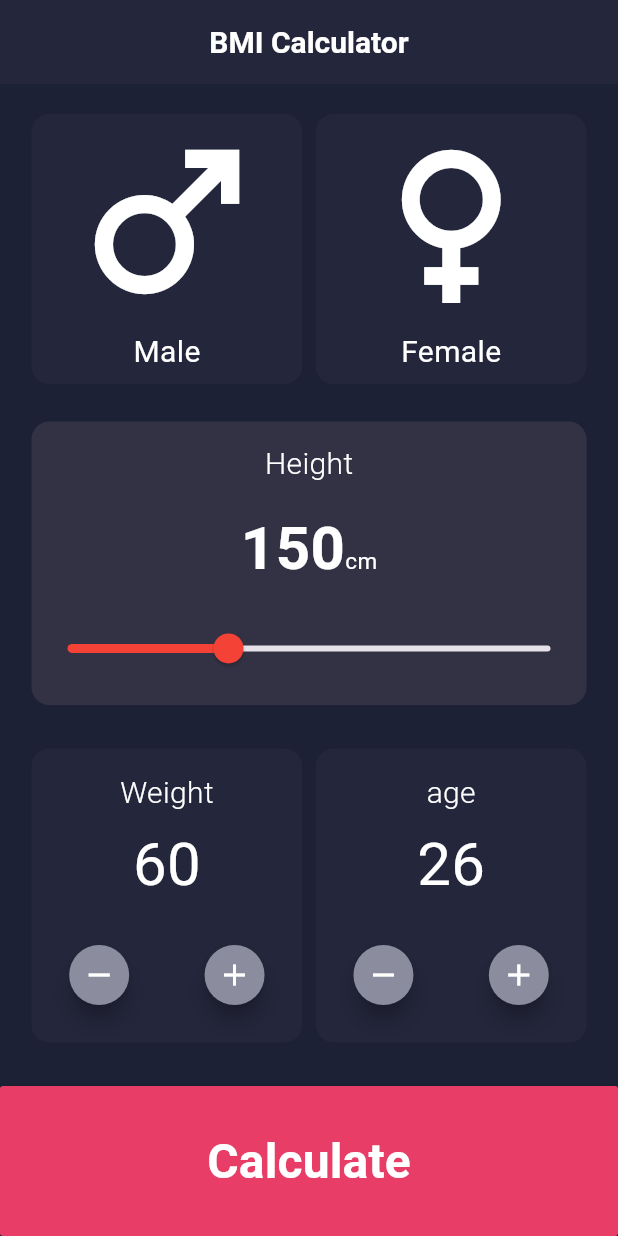
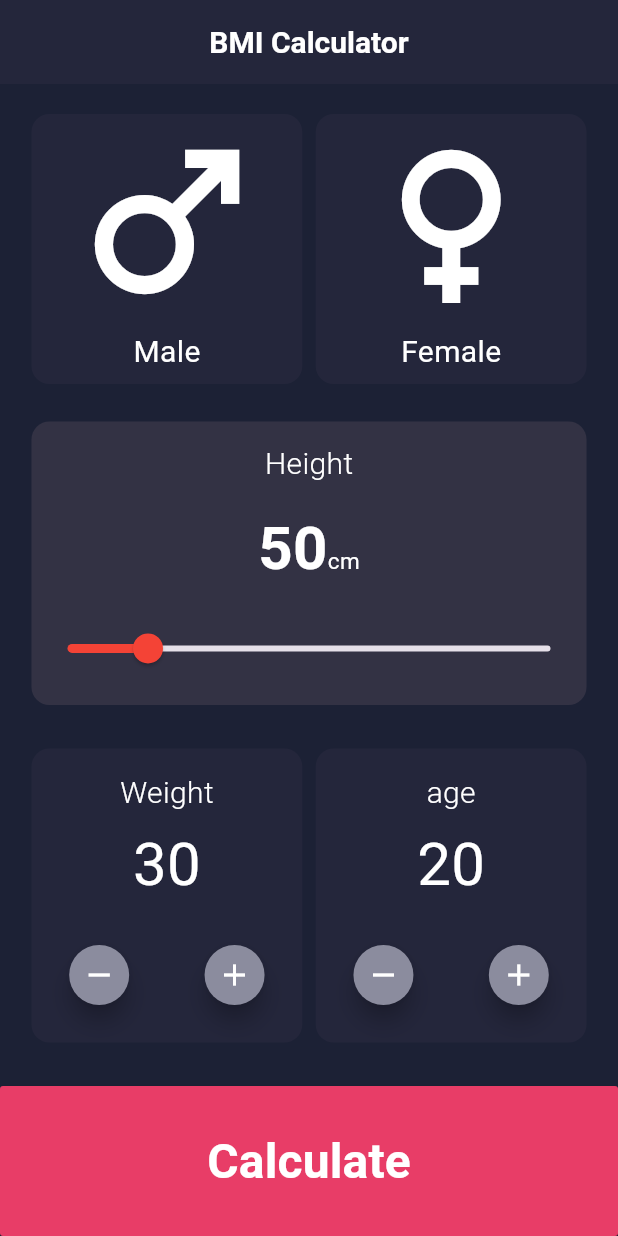
Before and after one commit to Khaled-Wagdy/bmi_2, a Flutter app: the screen it shows after launch, on a phone screen of 412 x 824 dp. Run offline on Flutter 3.47's test engine with Material 3 defaults, Android fonts, the phone set to English and light mode, and no system bars.

Commit message:
Add extra screens and widgets and update home screen

```diff
--- a/lib/home_screen.dart
+++ b/lib/home_screen.dart
@@ -1,8 +1,20 @@
+import 'package:bmi_2/widgets/gender_container.dart';
+import 'package:bmi_2/widgets/info_container.dart';
 import 'package:flutter/material.dart';
 
-class HomeScreen extends StatelessWidget {
+class HomeScreen extends StatefulWidget {
   const HomeScreen({super.key});
 
+  @override
+  State<HomeScreen> createState() => _HomeScreenState();
+}
+
+class _HomeScreenState extends State<HomeScreen> {
+   bool isMale =false;
+  bool isFemale =false;
+  int height =50;
+  int wight =30;
+  int age =20;
   @override
   Widget build(BuildContext context) {
     return Scaffold(
@@ -19,48 +31,30 @@ class HomeScreen extends StatelessWidget {
             // gender now
             Row(
               children: [
+                GenderContainer(
+                  title: "Male",
+                  icons: Icons.male,
+                  color: isMale?Colors.red:Color(0XFF24263B) ,
+                  onTap: () {
+                    setState(() {
+                      isMale=true;
+                      isFemale =false;
+                    });
+                  },
+                ),
 
-                 Expanded(
-                   child: Container(
-                      height: 180,
-                      width: 155,
-                      decoration: BoxDecoration(
-                        borderRadius: BorderRadius.circular(12),
-                        color: Color(0XFF24263B),
-
-
-                      ),
-                      child: Column(
-                        children: [
-                          Icon(Icons.male,color: Color(0xffFFFFFF),size: 144,),
-                          Text("Male",style: TextStyle(color: Colors.white,fontWeight: FontWeight.w400,fontSize: 20),),
-                        ],
-
-                      ),
-
-
-                    ),
-                 ),
                  SizedBox(width: 9,),
-                 Expanded(
-                   child: Container(
-                      height: 180,
-                      width: 155,
-                      decoration: BoxDecoration(
-                        borderRadius: BorderRadius.circular(12),
-                        color: Color(0XFF24263B),
-
-
-                      ),
-                      child: Column(
-                        children: [
-                          Icon(Icons.female,color: Color(0xffFFFFFF),size: 144,),
-                          Text("Female",style: TextStyle(color: Colors.white,fontWeight: FontWeight.w400,fontSize: 20),),
-                        ],
-
-                      ),
-                   ),
-                 ),
+                GenderContainer(
+                  title: "Female",
+                  icons: Icons.female,
+                  color:isFemale?Colors.red:Color(0XFF24263B) ,
+                  onTap: () {
+                    setState(() {
+                      isFemale=true;
+                      isMale=false;
+                    });
+                  },
+                ),
               ],
 
             ),
@@ -80,7 +74,7 @@ class HomeScreen extends StatelessWidget {
                   Text.rich(TextSpan(
                     children: [
                       TextSpan(
-                        text: "150",
+                        text: height.toString(),
                         style: TextStyle(color: Colors.white,fontWeight: FontWeight.bold,fontSize: 40),
 
                       ),
@@ -100,7 +94,10 @@ class HomeScreen extends StatelessWidget {
                     max: 300,
                     min: 0,
                     activeColor: Colors.red,
-                    value: 100, onChanged:(value){
+                    value: height.toDouble(), onChanged:(value){
+                      setState(() {
+                        height =value.toInt();
+                      });
 
 
                   } ,),
@@ -114,105 +111,41 @@ class HomeScreen extends StatelessWidget {
 
               children: [
 
-                Expanded(
-                  child: Container(
-                   padding: EdgeInsets.only(top: 15,bottom: 21),
-                    width: 155,
-                    decoration: BoxDecoration(
-                      borderRadius: BorderRadius.circular(12),
-                      color: Color(0xff24263B),
+                InfoContainer(title: "Weight", number: wight ,
+                increaseOntap: (){
+                  setState(() {
+                    wight++;
+                  });
+                },
+                decreaseOntap: (){
 
-                    ),
-                    child: Column(
-                      children: [
+                    if (wight>30){
 
-                       Text("Weight",style: TextStyle(color: Colors.white,fontSize: 20,fontWeight: FontWeight.w300),),
-                       SizedBox(height: 5,),
-                        Text("60",style: TextStyle(color: Colors.white,fontSize: 40,fontWeight: FontWeight.w400),),
-                        SizedBox(height: 21,),
-                        Row(
-                          mainAxisAlignment: MainAxisAlignment.spaceAround,
-                          children: [
-                            FloatingActionButton.small(onPressed: (){},
-                            backgroundColor: Color(0xff8B8C9E),
-                            shape: RoundedRectangleBorder(
-                              borderRadius: BorderRadius.circular(100),
+                  setState(() {
+                    wight--;
+                  });
+                    }
+                },),
 
 
-                            ),
-                            child: Icon(Icons.remove,color: Colors.white,),
+                SizedBox(width: 9,),
+                InfoContainer(title: "age", number: age,
+
+                increaseOntap: () {
+                  setState(() {
+                    age++;
+                  });
+
+                },
+                decreaseOntap: () {
+                  if(age>20){
+                  setState(() {
+                    age--;
+                  });}
+                },
+                ),
 
 
-                            ),
-
-                             FloatingActionButton.small(onPressed: (){},
-                            backgroundColor: Color(0xff8B8C9E),
-                            shape: RoundedRectangleBorder(
-                              borderRadius: BorderRadius.circular(100),
-
-
-                            ),
-                            child: Icon(Icons.add,color: Colors.white,),
-
-
-                            )
-                          ],
-                        )
-                      ],
-                    ),
-
-                  ),
-                ),
-                SizedBox(width: 9,),
-                Expanded(
-                  child: Container(
-                   padding: EdgeInsets.only(top: 15,bottom: 21),
-                    width: 155,
-                    decoration: BoxDecoration(
-                      borderRadius: BorderRadius.circular(12),
-                      color: Color(0xff24263B),
-
-                    ),
-                    child: Column(
-                      children: [
-
-                       Text("age",style: TextStyle(color: Colors.white,fontSize: 20,fontWeight: FontWeight.w300),),
-                       SizedBox(height: 5,),
-                        Text("26",style: TextStyle(color: Colors.white,fontSize: 40,fontWeight: FontWeight.w400),),
-                        SizedBox(height: 21,),
-                        Row(
-                          mainAxisAlignment: MainAxisAlignment.spaceAround,
-                          children: [
-                            FloatingActionButton.small(onPressed: (){},
-                            backgroundColor: Color(0xff8B8C9E),
-                            shape: RoundedRectangleBorder(
-                              borderRadius: BorderRadius.circular(100),
-
-
-                            ),
-                            child: Icon(Icons.remove,color: Colors.white,),
-
-
-                            ),
-
-                             FloatingActionButton.small(onPressed: (){},
-                            backgroundColor: Color(0xff8B8C9E),
-                            shape: RoundedRectangleBorder(
-                              borderRadius: BorderRadius.circular(100),
-
-
-                            ),
-                            child: Icon(Icons.add,color: Colors.white,),
-
-
-                            )
-                          ],
-                        )
-                      ],
-                    ),
-
-                  ),
-                )
               ],
 
 
--- /dev/null
+++ b/lib/widgets/gender_container.dart
@@ -0,0 +1,36 @@
+import 'package:flutter/material.dart';
+class GenderContainer extends StatelessWidget {
+  final String title;
+   final IconData icons;
+   final void Function()? onTap;
+   final Color? color;
+  const GenderContainer({super.key,required this.icons,required this.title, this.onTap, this.color});
+
+  @override
+  Widget build(BuildContext context) {
+    return Expanded(
+                   child: InkWell(
+                    onTap:onTap,
+                     child: Container(
+                        height: 180,
+                        width: 155,
+                        decoration: BoxDecoration(
+                          borderRadius: BorderRadius.circular(12),
+                          color:color ,//Color(0XFF24263B)
+
+
+                        ),
+                        child: Column(
+                          children: [
+                            Icon(icons,color: Color(0xffFFFFFF),size: 144,),
+                            Text(title,style: TextStyle(color: Colors.white,fontWeight: FontWeight.w400,fontSize: 20),),
+                          ],
+
+                        ),
+
+
+                      ),
+                   ),
+                 );
+  }
+}
--- /dev/null
+++ b/lib/widgets/info_container.dart
@@ -0,0 +1,61 @@
+import 'package:flutter/material.dart';
+class InfoContainer extends StatelessWidget {
+  final String title;
+  final int number;
+   final Function()? increaseOntap;
+   final Function()? decreaseOntap;
+  const InfoContainer({super.key, required this.title, required this.number, this.increaseOntap, this.decreaseOntap});
+
+  @override
+  Widget build(BuildContext context) {
+    return  Expanded(
+                  child: Container(
+                   padding: EdgeInsets.only(top: 15,bottom: 21),
+                    width: 155,
+                    decoration: BoxDecoration(
+                      borderRadius: BorderRadius.circular(12),
+                      color: Color(0xff24263B),
+
+                    ),
+                    child: Column(
+                      children: [
+
+                       Text(title,style: TextStyle(color: Colors.white,fontSize: 20,fontWeight: FontWeight.w300),),
+                       SizedBox(height: 5,),
+                        Text(number.toString(),style: TextStyle(color: Colors.white,fontSize: 40,fontWeight: FontWeight.w400),),
+                        SizedBox(height: 21,),
+                        Row(
+                          mainAxisAlignment: MainAxisAlignment.spaceAround,
+                          children: [
+                            FloatingActionButton.small(onPressed: decreaseOntap,
+                            backgroundColor: Color(0xff8B8C9E),
+                            shape: RoundedRectangleBorder(
+                              borderRadius: BorderRadius.circular(100),
+
+
+                            ),
+                            child: Icon(Icons.remove,color: Colors.white,),
+
+
+                            ),
+
+                             FloatingActionButton.small(onPressed:increaseOntap,
+                            backgroundColor: Color(0xff8B8C9E),
+                            shape: RoundedRectangleBorder(
+                              borderRadius: BorderRadius.circular(100),
+
+
+                            ),
+                            child: Icon(Icons.add,color: Colors.white,),
+
+
+                            )
+                          ],
+                        )
+                      ],
+                    ),
+
+                  ),
+                );
+  }
+}
```
Also changed, not shown: lib/extar/first_screen.dart (added, +67 -0 lines), 1 other file.
